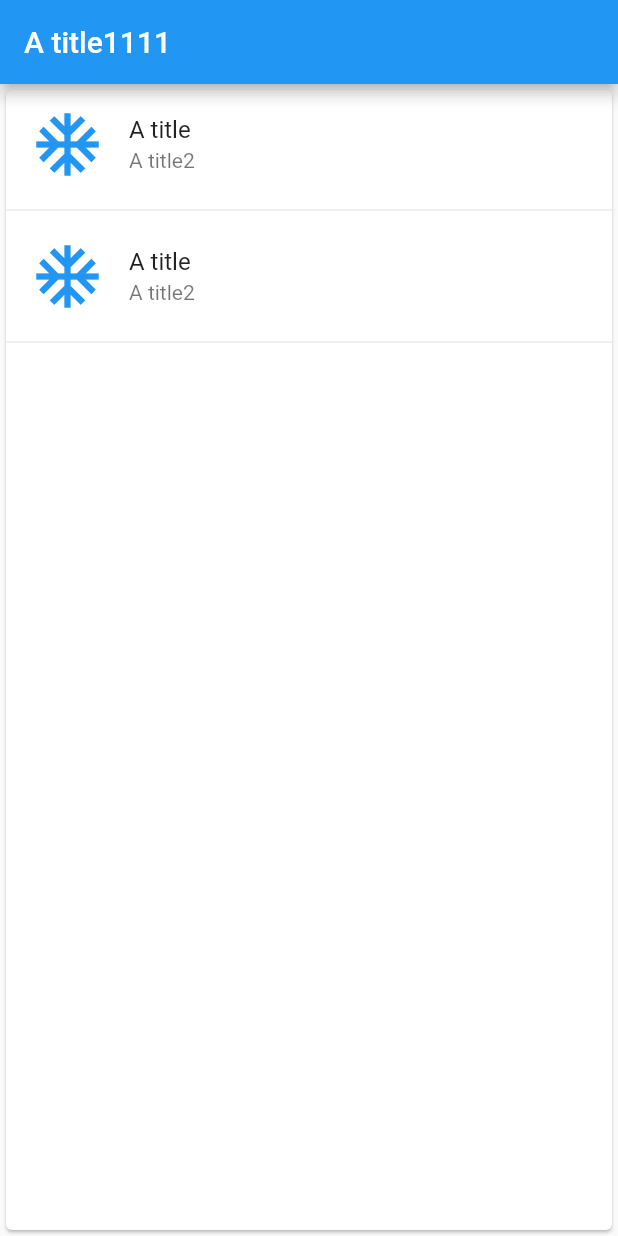
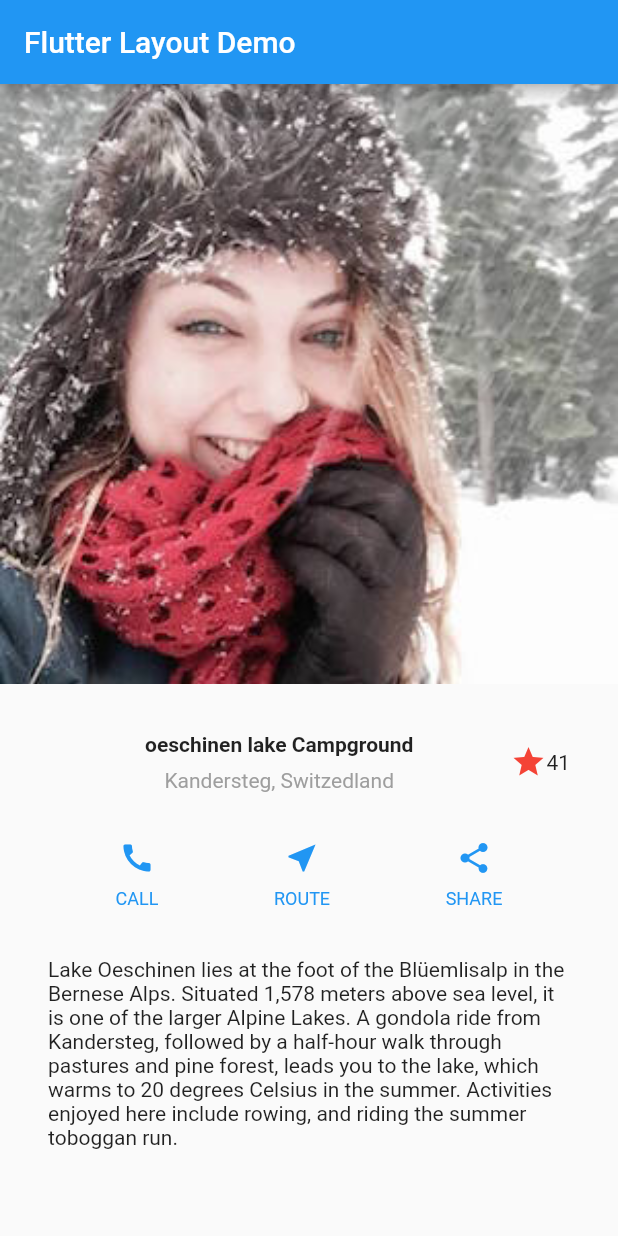
Before and after one commit to acantuta/flutter_examples, a Flutter app: the screen it shows after launch, on a phone screen of 412 x 824 dp. Run offline on Flutter 3.47's test engine with Material 2 defaults, Android fonts, the phone set to English and light mode, and no system bars.

Commit message:
Tutorial Layout

```diff
--- a/lib/main.dart
+++ b/lib/main.dart
@@ -8,36 +8,106 @@ void main() {
 class MyApp extends StatelessWidget {
   @override
   Widget build(BuildContext context) {
+    Widget imageSection = Image.asset(
+      "images/pic0.jpg",
+      width: double.infinity,
+      height: 400,
+      fit: BoxFit.cover,
+    );
+
+    Widget titleSection = Container(
+      padding: const EdgeInsets.all(32),
+      child: Row(
+        children: [
+          //Title
+          Expanded(
+            child: Column(
+              children: [
+                Container(
+                    padding: const EdgeInsets.only(bottom: 8),
+                    child: Text(
+                      "oeschinen lake Campground",
+                      style: TextStyle(
+                        fontWeight: FontWeight.bold,
+                      ),
+                    )),
+                Text(
+                  "Kandersteg, Switzedland",
+                  style: TextStyle(
+                    color: Colors.grey,
+                  ),
+                )
+              ],
+            ),
+          ),
+          Icon(Icons.star, color: Colors.red,),
+          Text("41")
+        ],
+      ),
+    );
+
+    Widget buttonSection = Container(
+        child: Row(
+      mainAxisAlignment: MainAxisAlignment.spaceEvenly,
+      children: [
+        _buildButtonColumn(Colors.blue, Icons.call, "CALL"),
+        _buildButtonColumn(Colors.blue, Icons.near_me, "ROUTE"),
+        _buildButtonColumn(Colors.blue, Icons.share, "SHARE"),
+      ],
+    ));
+
+    Widget textSection = Container(
+      padding: const EdgeInsets.all(32),
+      child: Text(
+        'Lake Oeschinen lies at the foot of the Blüemlisalp in the Bernese '
+        'Alps. Situated 1,578 meters above sea level, it is one of the '
+        'larger Alpine Lakes. A gondola ride from Kandersteg, followed by a '
+        'half-hour walk through pastures and pine forest, leads you to the '
+        'lake, which warms to 20 degrees Celsius in the summer. Activities '
+        'enjoyed here include rowing, and riding the summer toboggan run.',
+        softWrap: true,
+      ),
+    );
+
     return MaterialApp(
       home: Scaffold(
         appBar: AppBar(
           title: Text(
-            "A title1111",
+            "Flutter Layout Demo",
           ),
         ),
-        body: Container(
-          width: double.infinity,
-          child: Card(
-            child: Column(children: [
-              buildListTile(Icons.access_alarm, "A title", "A title2"),
-              Divider(),
-              buildListTile(Icons.accessibility_new, "A title", "A title2"),
-              Divider(),
-            ]),
-          ),
+        body: Column(
+          children: [
+            imageSection,
+            titleSection,
+            buttonSection,
+            textSection,
+          ],
         ),
       ),
     );
   }
 
-  ListTile buildListTile(IconData icon, String title, String subtitle) {
-    return ListTile(
-        leading: Icon(
-          Icons.ac_unit,
-          color: Colors.blue,
-          size: 50,
+  Column _buildButtonColumn(Color color, IconData icon, String label) {
+    return Column(
+      mainAxisSize: MainAxisSize.max,
+      mainAxisAlignment: MainAxisAlignment.center,
+      children: [
+        Icon(
+          icon,
+          color: color,
         ),
-        title: Text(title),
-        subtitle: Text(subtitle));
+        Container(
+            margin: const EdgeInsets.only(top: 8),
+            child: Text(
+              label,
+              style: TextStyle(
+                fontSize: 12,
+                fontWeight: FontWeight.w400,
+                color: color,
+              ),
+            ))
+      ],
+    );
   }
 }
```
